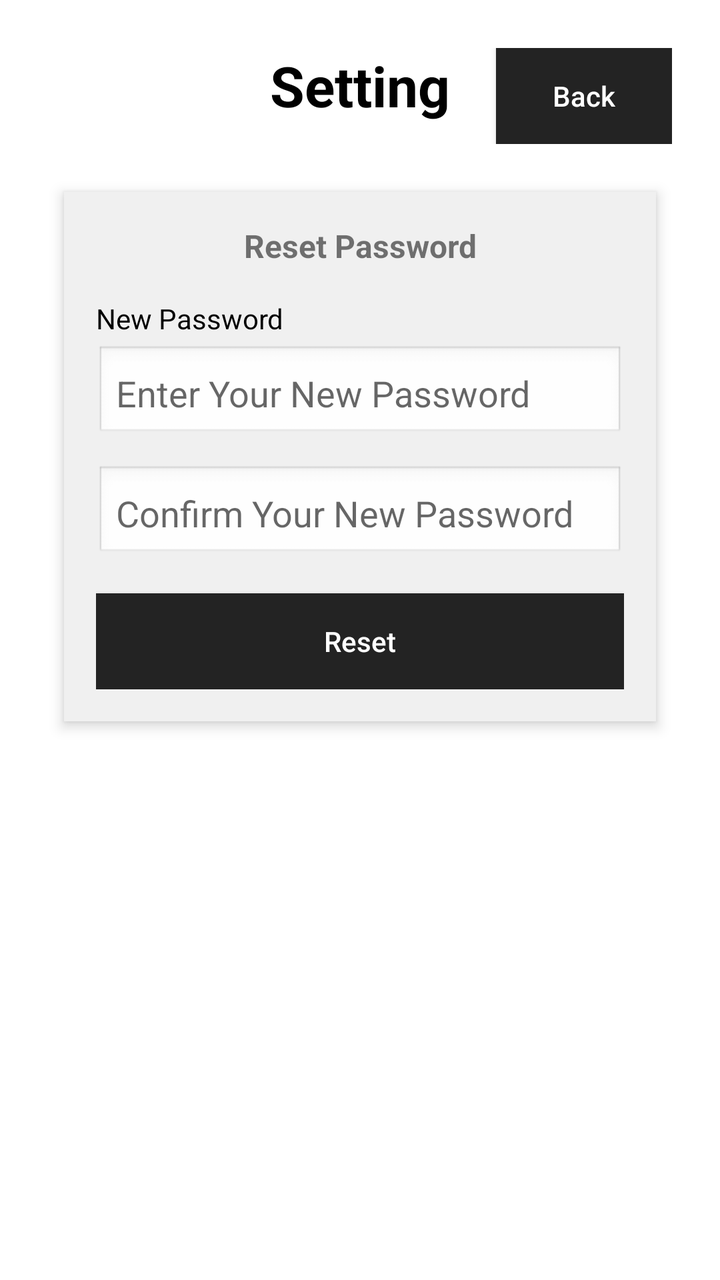
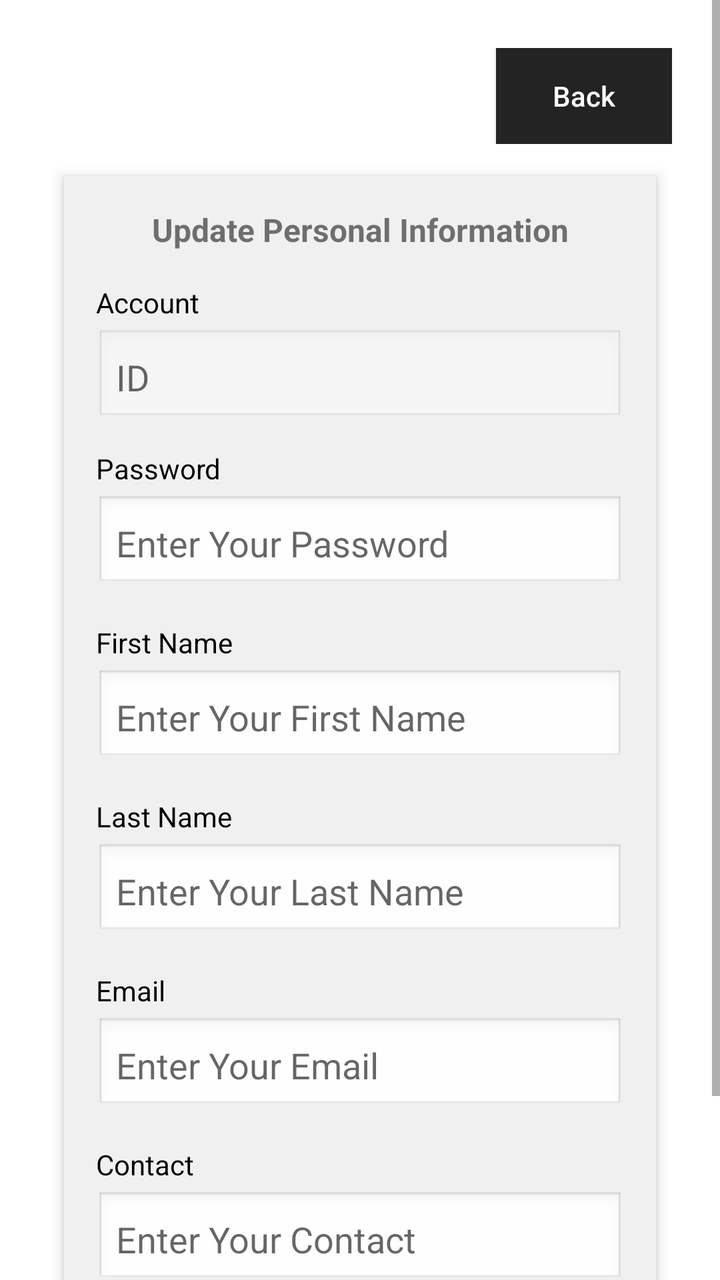

Before-and-after screenshots of an Android layout around one commit, followed by the original layout XML and the change that was made.
<!-- AndroidManifest.xml: application theme Theme.SECW2 -->
<!-- res/layout/activity_guest_setting.xml -->
<?xml version="1.0" encoding="utf-8"?>
<ScrollView xmlns:android="http://schemas.android.com/apk/res/android"
    android:layout_width="match_parent"
    android:layout_height="match_parent"
    android:background="@android:color/white"
    android:fillViewport="true">

    <LinearLayout
        android:layout_width="match_parent"
        android:layout_height="wrap_content"
        android:orientation="vertical"
        android:padding="24dp">

        <RelativeLayout
            android:layout_width="match_parent"
            android:layout_height="wrap_content"
            android:layout_marginBottom="24dp">

            <TextView
                android:id="@+id/tvSettingTitle"
                android:layout_width="wrap_content"
                android:layout_height="wrap_content"
                android:layout_centerHorizontal="true"
                android:text="Setting"
                android:textColor="@android:color/black"
                android:textSize="28sp"
                android:textStyle="bold" />

            <Button
                android:id="@+id/btnBack"
                android:layout_width="wrap_content"
                android:layout_height="wrap_content"
                android:layout_alignParentEnd="true"
                android:background="#232323"
                android:text="Back"
                android:textAllCaps="false"
                android:textColor="@android:color/white" />
        </RelativeLayout>

        <LinearLayout
            android:layout_width="match_parent"
            android:layout_height="wrap_content"
            android:layout_marginHorizontal="8dp"
            android:background="#F0F0F0"
            android:clipToOutline="true"
            android:elevation="4dp"
            android:orientation="vertical"
            android:padding="16dp">

            <TextView
                android:layout_width="match_parent"
                android:layout_height="wrap_content"
                android:layout_marginBottom="16dp"
                android:gravity="center"
                android:text="Reset Password"
                android:textSize="16sp"
                android:textStyle="bold" />

            <TextView
                android:layout_width="wrap_content"
                android:layout_height="wrap_content"
                android:layout_marginBottom="4dp"
                android:text="New Password"
                android:textColor="@android:color/black" />

            <EditText
                android:id="@+id/etNewPassword"
                android:layout_width="match_parent"
                android:layout_height="wrap_content"
                android:layout_marginBottom="12dp"
                android:background="@android:drawable/edit_text"
                android:hint="Enter Your New Password"
                android:inputType="textPassword"
                android:padding="10dp" />

            <EditText
                android:id="@+id/etConfirmPassword"
                android:layout_width="match_parent"
                android:layout_height="wrap_content"
                android:layout_marginBottom="16dp"
                android:background="@android:drawable/edit_text"
                android:hint="Confirm Your New Password"
                android:inputType="textPassword"
                android:padding="10dp" />

            <Button
                android:id="@+id/btnReset"
                android:layout_width="match_parent"
                android:layout_height="wrap_content"
                android:background="#232323"
                android:text="Reset"
                android:textAllCaps="false"
                android:textColor="@android:color/white" />
        </LinearLayout>
    </LinearLayout>
</ScrollView>
<!-- resources referenced by this layout -->
<resources>
  <style name="Theme.SECW2" parent="Theme.MaterialComponents.DayNight.NoActionBar">
          
          <item name="colorPrimary">@color/green</item>
          <item name="colorPrimaryVariant">@color/lightgreen</item>
          <item name="colorOnPrimary">@color/white</item>
          
          <item name="colorSecondary">@color/green</item>
          <item name="colorSecondaryVariant">@color/lightgreen</item>
          <item name="colorOnSecondary">@color/black</item>
  
          <item name="android:statusBarColor">?attr/colorSurface</item>
          <item name="android:navigationBarColor">?attr/colorSurface</item>
      </style>
  <color name="green">#4B964B</color>
  <color name="lightgreen">#FF6200EE</color>
  <color name="white">#FFFFFFFF</color>
  <color name="black">#FF000000</color>
</resources>

<!-- the commit's change to res/layout/activity_guest_setting.xml (unified diff, before → after) -->
@@ -8,23 +8,14 @@
     <LinearLayout
         android:layout_width="match_parent"
         android:layout_height="wrap_content"
+        android:gravity="center_horizontal"
         android:orientation="vertical"
         android:padding="24dp">
 
         <RelativeLayout
             android:layout_width="match_parent"
             android:layout_height="wrap_content"
-            android:layout_marginBottom="24dp">
-
-            <TextView
-                android:id="@+id/tvSettingTitle"
-                android:layout_width="wrap_content"
-                android:layout_height="wrap_content"
-                android:layout_centerHorizontal="true"
-                android:text="Setting"
-                android:textColor="@android:color/black"
-                android:textSize="28sp"
-                android:textStyle="bold" />
+            android:layout_marginBottom="16dp">
 
             <Button
                 android:id="@+id/btnBack"
@@ -52,7 +43,7 @@
                 android:layout_height="wrap_content"
                 android:layout_marginBottom="16dp"
                 android:gravity="center"
-                android:text="Reset Password"
+                android:text="Update Personal Information"
                 android:textSize="16sp"
                 android:textStyle="bold" />
 
@@ -60,35 +51,111 @@
                 android:layout_width="wrap_content"
                 android:layout_height="wrap_content"
                 android:layout_marginBottom="4dp"
-                android:text="New Password"
+                android:text="Account"
                 android:textColor="@android:color/black" />
 
             <EditText
-                android:id="@+id/etNewPassword"
+                android:id="@+id/etID"
                 android:layout_width="match_parent"
                 android:layout_height="wrap_content"
                 android:layout_marginBottom="12dp"
                 android:background="@android:drawable/edit_text"
-                android:hint="Enter Your New Password"
-                android:inputType="textPassword"
+                android:enabled="false"
+                android:hint="ID"
+                android:inputType="text"
                 android:padding="10dp" />
 
+            <TextView
+                android:layout_width="wrap_content"
+                android:layout_height="wrap_content"
+                android:layout_marginBottom="4dp"
+                android:text="Password"
+                android:textColor="@android:color/black" />
+
             <EditText
-                android:id="@+id/etConfirmPassword"
+                android:id="@+id/etPassword"
                 android:layout_width="match_parent"
                 android:layout_height="wrap_content"
                 android:layout_marginBottom="16dp"
                 android:background="@android:drawable/edit_text"
-                android:hint="Confirm Your New Password"
+                android:hint="Enter Your Password"
                 android:inputType="textPassword"
                 android:padding="10dp" />
 
+            <TextView
+                android:layout_width="wrap_content"
+                android:layout_height="wrap_content"
+                android:layout_marginBottom="4dp"
+                android:text="First Name"
+                android:textColor="@android:color/black" />
+
+            <EditText
+                android:id="@+id/etFirstname"
+                android:layout_width="match_parent"
+                android:layout_height="wrap_content"
+                android:layout_marginBottom="16dp"
+                android:background="@android:drawable/edit_text"
+                android:hint="Enter Your First Name"
+                android:inputType="text"
+                android:padding="10dp" />
+
+            <TextView
+                android:layout_width="wrap_content"
+                android:layout_height="wrap_content"
+                android:layout_marginBottom="4dp"
+                android:text="Last Name"
+                android:textColor="@android:color/black" />
+
+            <EditText
+                android:id="@+id/etLastname"
+                android:layout_width="match_parent"
+                android:layout_height="wrap_content"
+                android:layout_marginBottom="16dp"
+                android:background="@android:drawable/edit_text"
+                android:hint="Enter Your Last Name"
+                android:inputType="text"
+                android:padding="10dp" />
+
+            <TextView
+                android:layout_width="wrap_content"
+                android:layout_height="wrap_content"
+                android:layout_marginBottom="4dp"
+                android:text="Email"
+                android:textColor="@android:color/black" />
+
+            <EditText
+                android:id="@+id/etEmail"
+                android:layout_width="match_parent"
+                android:layout_height="wrap_content"
+                android:layout_marginBottom="16dp"
+                android:background="@android:drawable/edit_text"
+                android:hint="Enter Your Email"
+                android:inputType="textEmailAddress"
+                android:padding="10dp" />
+
+            <TextView
+                android:layout_width="wrap_content"
+                android:layout_height="wrap_content"
+                android:layout_marginBottom="4dp"
+                android:text="Contact"
+                android:textColor="@android:color/black" />
+
+            <EditText
+                android:id="@+id/etContact"
+                android:layout_width="match_parent"
+                android:layout_height="wrap_content"
+                android:layout_marginBottom="16dp"
+                android:background="@android:drawable/edit_text"
+                android:hint="Enter Your Contact"
+                android:inputType="number"
+                android:padding="10dp" />
+
             <Button
-                android:id="@+id/btnReset"
+                android:id="@+id/btnUpdate"
                 android:layout_width="match_parent"
                 android:layout_height="wrap_content"
                 android:background="#232323"
-                android:text="Reset"
+                android:text="Update"
                 android:textAllCaps="false"
                 android:textColor="@android:color/white" />
         </LinearLayout>
